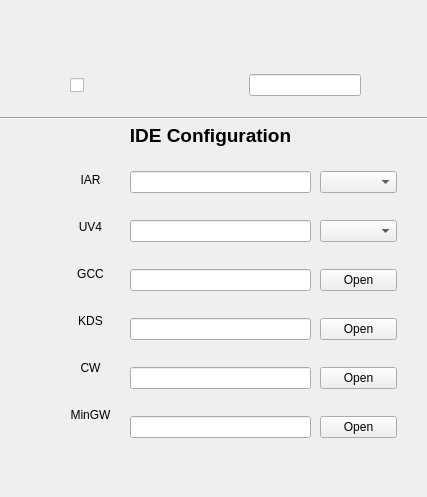
Old version of the form src/designer_window/buildConfigUi.ui in the repository lingxia/station_gui.
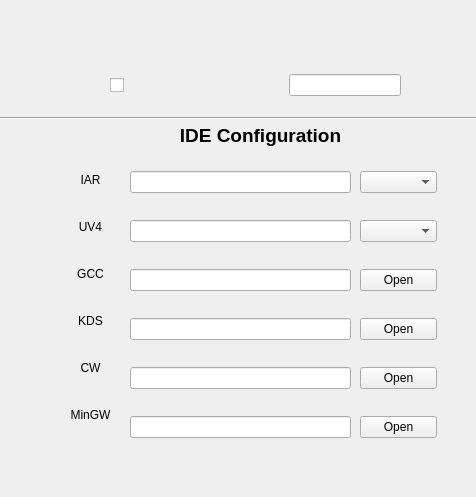
New version of the form. Icons and pictures are not drawn.

What changed in the file:
```diff
--- a/src/designer_window/buildConfigUi.ui
+++ b/src/designer_window/buildConfigUi.ui
@@ -6,7 +6,7 @@
    <rect>
     <x>0</x>
     <y>0</y>
-    <width>427</width>
+    <width>476</width>
     <height>497</height>
    </rect>
   </property>
@@ -26,7 +26,7 @@
   <widget class="QWidget" name="horizontalLayoutWidget">
    <property name="geometry">
     <rect>
-     <x>70</x>
+     <x>110</x>
      <y>60</y>
      <width>291</width>
      <height>51</height>
@@ -117,7 +117,7 @@
   <widget class="QLabel" name="ideLabel">
    <property name="geometry">
     <rect>
-     <x>110</x>
+     <x>160</x>
      <y>120</y>
      <width>201</width>
      <height>31</height>
@@ -291,7 +291,7 @@
     <rect>
      <x>130</x>
      <y>150</y>
-     <width>181</width>
+     <width>221</width>
      <height>311</height>
     </rect>
    </property>
@@ -343,7 +343,7 @@
   <widget class="QWidget" name="verticalLayoutWidget_3">
    <property name="geometry">
     <rect>
-     <x>320</x>
+     <x>360</x>
      <y>150</y>
      <width>77</width>
      <height>311</height>
```
Left out of the diff: 4 changed lines with no effect on the pictures.
